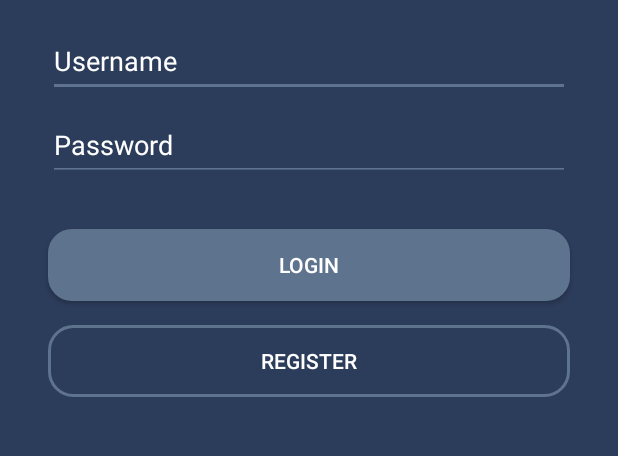
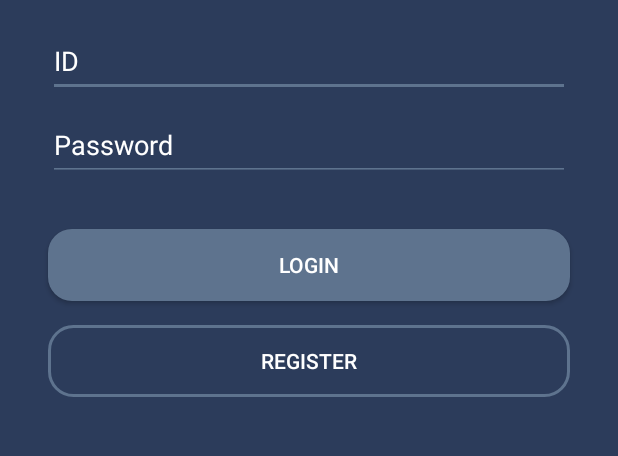
Before and after one commit to NachoGranados/BasesDatos.TareaCorta1.AppMovil, an Android app: the screen it shows after launch (LoginActivity), on a phone screen of 412 x 824 dp, the part 606-1062 px from its top. Run offline under Robolectric (Android 15) with nearby library versions, the light colour scheme and no system bars.

Commit message:
Changing some variable names

```diff
--- a/TareaBases/app/src/main/java/com/example/tecbank/LoginActivity.kt
+++ b/TareaBases/app/src/main/java/com/example/tecbank/LoginActivity.kt
@@ -10,7 +10,7 @@ class LoginActivity : AppCompatActivity() {
         super.onCreate(savedInstanceState)
         setContentView(R.layout.activity_login)
 
-        val loginButtonAction = findViewById<Button>(R.id.loginButton)
+        val loginButtonAction = findViewById<Button>(R.id.buttonLoginLogin)
         loginButtonAction.setOnClickListener {
 
             val Intent = Intent(this, MainActivity::class.java)
@@ -18,7 +18,7 @@ class LoginActivity : AppCompatActivity() {
 
         }
 
-        val registerButtonAction = findViewById<Button>(R.id.registerButton)
+        val registerButtonAction = findViewById<Button>(R.id.buttonLoginRegister)
         registerButtonAction.setOnClickListener {
 
             val Intent = Intent(this, RegisterActivity::class.java)
@@ -26,5 +26,7 @@ class LoginActivity : AppCompatActivity() {
 
         }
 
+
+
     }
 }
--- a/TareaBases/app/src/main/java/com/example/tecbank/RegisterActivity.kt
+++ b/TareaBases/app/src/main/java/com/example/tecbank/RegisterActivity.kt
@@ -10,7 +10,7 @@ class RegisterActivity : AppCompatActivity() {
         super.onCreate(savedInstanceState)
         setContentView(R.layout.activity_register)
 
-        val registerButtonAction = findViewById<Button>(R.id.registerButton)
+        val registerButtonAction = findViewById<Button>(R.id.buttonRegisterRegister)
         registerButtonAction.setOnClickListener {
 
             val Intent = Intent(this, LoginActivity::class.java)
--- a/TareaBases/app/src/main/res/layout/activity_login.xml
+++ b/TareaBases/app/src/main/res/layout/activity_login.xml
@@ -21,7 +21,7 @@
         app:srcCompat="@drawable/logo1" />
 
     <EditText
-        android:id="@+id/editTextTextPersonName3"
+        android:id="@+id/editTextLoginID"
         android:layout_width="match_parent"
         android:layout_height="wrap_content"
         android:layout_marginStart="32dp"
@@ -29,7 +29,7 @@
         android:layout_marginEnd="32dp"
         android:backgroundTint="#5E738E"
         android:ems="10"
-        android:hint="Username"
+        android:hint="ID"
         android:inputType="textPersonName"
         android:minHeight="48dp"
         android:textColor="@color/white"
@@ -40,7 +40,7 @@
         app:layout_constraintTop_toBottomOf="@+id/textView2" />
 
     <EditText
-        android:id="@+id/editTextTextPersonName4"
+        android:id="@+id/editTextLoginPassword"
         android:layout_width="match_parent"
         android:layout_height="wrap_content"
         android:layout_marginStart="32dp"
@@ -55,7 +55,7 @@
         android:textColorHint="@color/white"
         app:layout_constraintEnd_toEndOf="parent"
         app:layout_constraintStart_toStartOf="parent"
-        app:layout_constraintTop_toBottomOf="@+id/editTextTextPersonName3" />
+        app:layout_constraintTop_toBottomOf="@+id/editTextLoginID" />
 
     <TextView
         android:id="@+id/textView"
@@ -86,7 +86,7 @@
         app:layout_constraintTop_toBottomOf="@+id/textView" />
 
     <Button
-        android:id="@+id/loginButton"
+        android:id="@+id/buttonLoginLogin"
         android:layout_width="match_parent"
         android:layout_height="wrap_content"
         android:layout_marginStart="32dp"
@@ -96,10 +96,10 @@
         android:text="Login"
         app:layout_constraintEnd_toEndOf="parent"
         app:layout_constraintStart_toStartOf="parent"
-        app:layout_constraintTop_toBottomOf="@+id/editTextTextPersonName4" />
+        app:layout_constraintTop_toBottomOf="@+id/editTextLoginPassword" />
 
     <Button
-        android:id="@+id/registerButton"
+        android:id="@+id/buttonLoginRegister"
         android:layout_width="match_parent"
         android:layout_height="wrap_content"
         android:layout_marginStart="32dp"
@@ -109,6 +109,6 @@
         android:text="Register"
         app:layout_constraintEnd_toEndOf="parent"
         app:layout_constraintStart_toStartOf="parent"
-        app:layout_constraintTop_toBottomOf="@+id/loginButton" />
+        app:layout_constraintTop_toBottomOf="@+id/buttonLoginLogin" />
 
 </androidx.constraintlayout.widget.ConstraintLayout>
```
Also changed, not shown: TareaBases/app/src/main/res/layout/activity_register.xml (+48 -48 lines).
